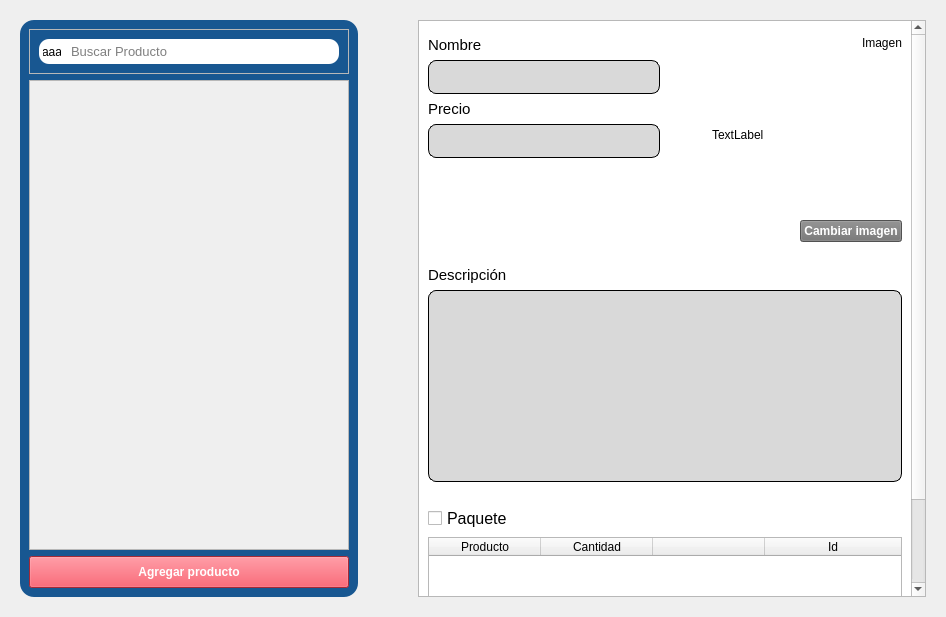
Old version of the form RawInterfaces/Productos.ui in the repository Ventthos/PollosExpress.
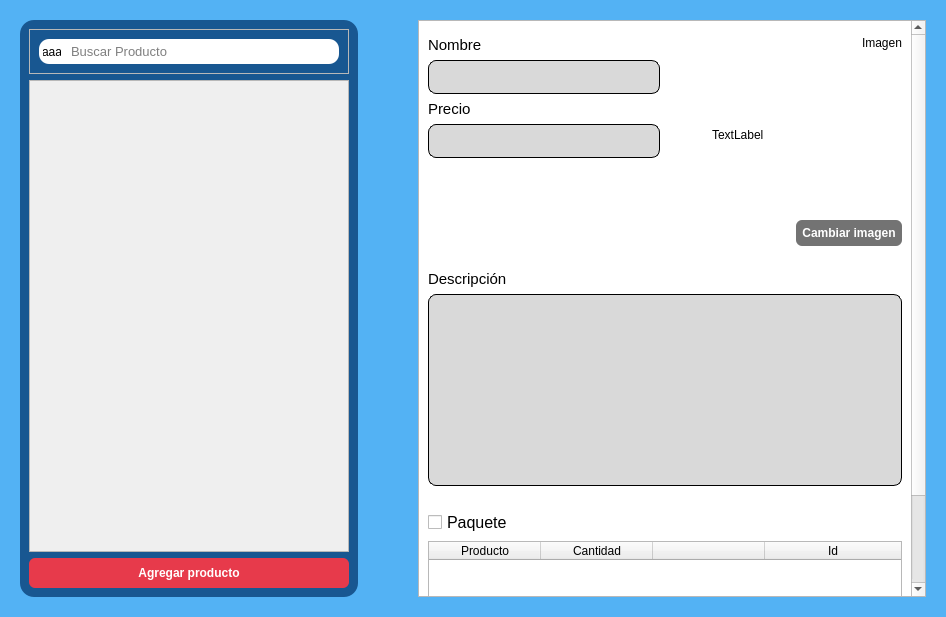
New version of the form. Icons and pictures are not drawn.

Commit message: Responsividad de productos

```diff
--- a/RawInterfaces/Productos.ui
+++ b/RawInterfaces/Productos.ui
@@ -33,7 +33,13 @@
     <widget class="QWidget" name="background_producto" native="true">
      <property name="styleSheet">
       <string notr="true">#background_producto{
-	border-image: url(../img/Producto.png);
+	background-color: #53b2f4;
+}
+
+#background_producto QPushButton{
+	border-radius: 6px;
+	padding: 6px;
+
 }</string>
      </property>
      <layout class="QHBoxLayout" name="horizontalLayout" stretch="2,0,3">
@@ -176,7 +182,7 @@
               <x>0</x>
               <y>0</y>
               <width>306</width>
-              <height>452</height>
+              <height>454</height>
              </rect>
             </property>
             <layout class="QVBoxLayout" name="verticalLayout_6">
@@ -266,7 +272,7 @@
               <x>0</x>
               <y>0</y>
               <width>473</width>
-              <height>737</height>
+              <height>735</height>
              </rect>
             </property>
             <property name="styleSheet">
```
Left out of the diff: 1 changed line with no effect on the pictures. The commit also changes 6 other files.
